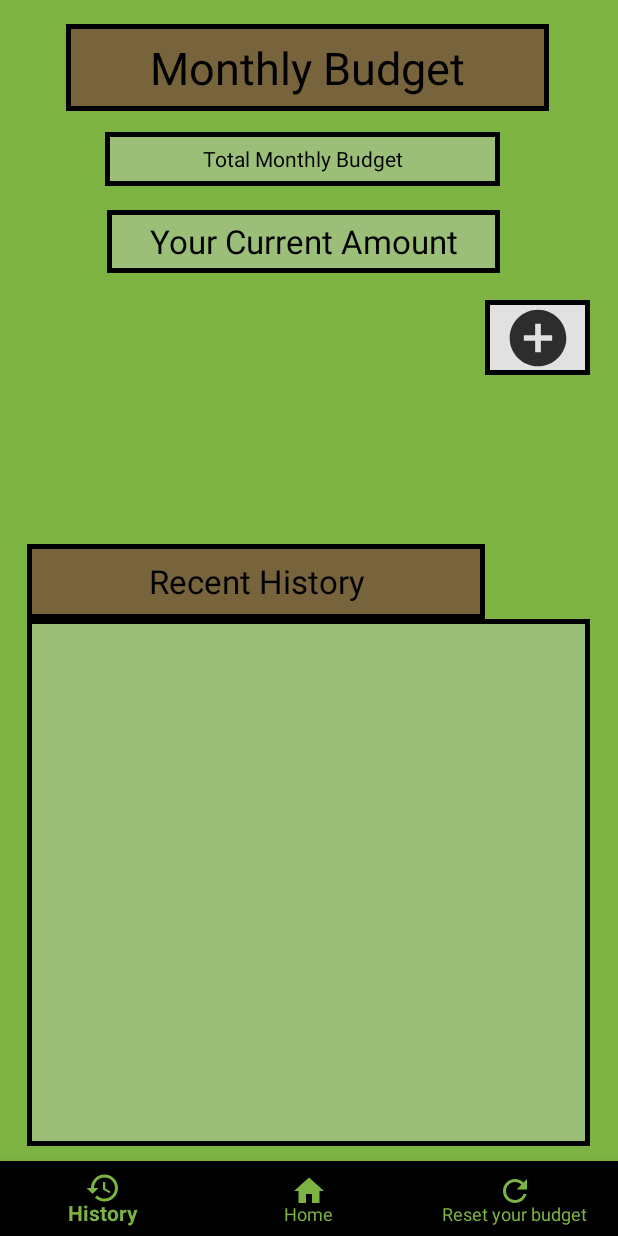
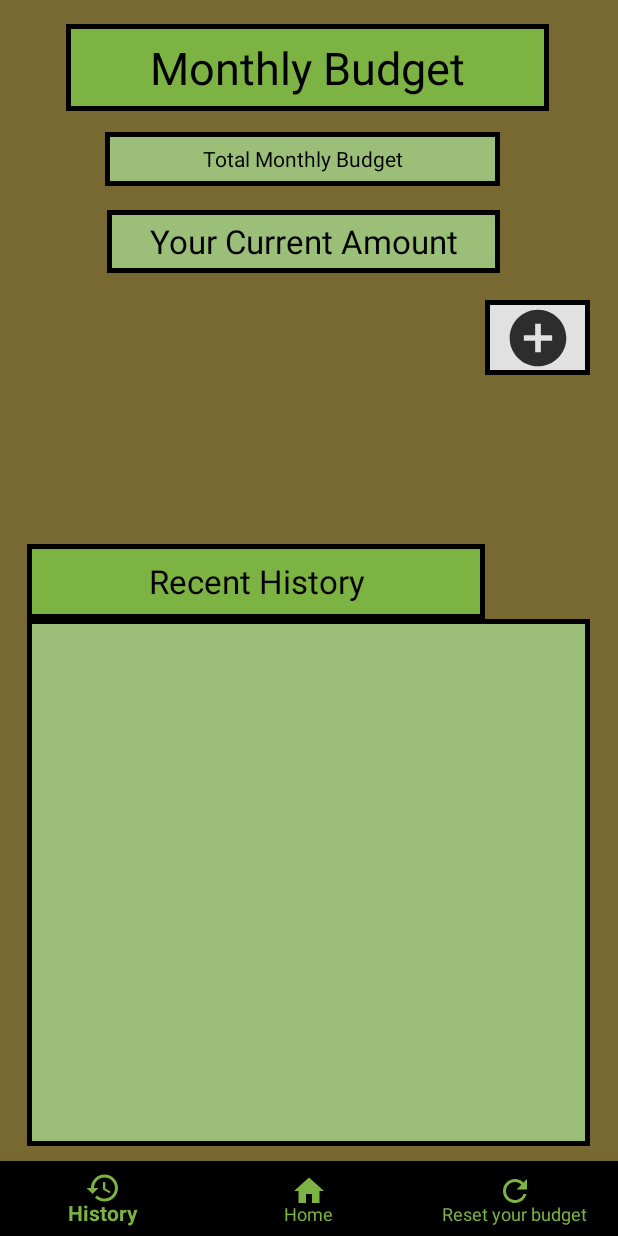
Before and after one commit to Elef1/cmsc436-final, an Android app: the layout activity_main_screen.xml on its own in the app's theme, with its tools: preview values and no code run, on a phone screen of 412 x 824 dp. Run offline under Robolectric (Android 15) with nearby library versions, the light colour scheme and no system bars.

Commit message:
final commit, app is completed

```diff
--- a/ExpenseTracker/app/src/main/AndroidManifest.xml
+++ b/ExpenseTracker/app/src/main/AndroidManifest.xml
@@ -4,6 +4,7 @@
 
     <application
         android:allowBackup="true"
+        android:screenOrientation="portrait"
         android:icon="@mipmap/ic_launcher"
         android:label="@string/app_name"
         android:roundIcon="@mipmap/ic_launcher_round"
--- a/ExpenseTracker/app/src/main/java/com/example/expensetracker/BelowBudgetPopup.kt
+++ b/ExpenseTracker/app/src/main/java/com/example/expensetracker/BelowBudgetPopup.kt
@@ -1,5 +1,4 @@
 package com.example.expensetracker
-
 
 import android.os.Bundle
 import android.view.LayoutInflater
@@ -18,5 +17,4 @@ class BelowBudgetPopup: DialogFragment() {
         return rootView
     }
 
-
 }
--- a/ExpenseTracker/app/src/main/java/com/example/expensetracker/History.kt
+++ b/ExpenseTracker/app/src/main/java/com/example/expensetracker/History.kt
@@ -1,11 +1,8 @@
 package com.example.expensetracker
 
-import android.content.Intent
 import androidx.appcompat.app.AppCompatActivity
 import android.os.Bundle
-import android.util.Log
 import android.view.Menu
-import android.widget.AdapterView
 import android.widget.ListView
 import com.google.android.material.bottomnavigation.BottomNavigationView
 
@@ -62,6 +59,4 @@ class History : AppCompatActivity() {
         return super.onCreateOptionsMenu(menu)
     }
 
-
-
 }
--- a/ExpenseTracker/app/src/main/java/com/example/expensetracker/HistoryListAdapter.kt
+++ b/ExpenseTracker/app/src/main/java/com/example/expensetracker/HistoryListAdapter.kt
@@ -39,5 +39,4 @@ class HistoryListAdapter(context: Context, listTransactions: ArrayList<Transacti
         //returns how each rows view will be
         return rowView
     }
-
 }
--- a/ExpenseTracker/app/src/main/java/com/example/expensetracker/WarningPopup.kt
+++ b/ExpenseTracker/app/src/main/java/com/example/expensetracker/WarningPopup.kt
@@ -1,5 +1,4 @@
 package com.example.expensetracker
-
 
 import android.os.Bundle
 import android.view.LayoutInflater
@@ -18,5 +17,4 @@ class WarningPopup: DialogFragment() {
         return rootView
     }
 
-
 }
--- a/ExpenseTracker/app/src/main/res/drawable-mdpi/recentborder2.xml
+++ b/ExpenseTracker/app/src/main/res/drawable-mdpi/recentborder2.xml
@@ -1,6 +1,6 @@
 <?xml version="1.0" encoding="utf-8"?>
 <shape xmlns:android="http://schemas.android.com/apk/res/android">
-    <solid android:color="@color/kiwiBrown" />
+    <solid android:color="#7CB342" />
     <stroke
         android:width="3dp"
         android:color="@color/colorBlack"
--- a/ExpenseTracker/app/src/main/res/layout/activity_main_screen.xml
+++ b/ExpenseTracker/app/src/main/res/layout/activity_main_screen.xml
@@ -4,7 +4,7 @@
     xmlns:tools="http://schemas.android.com/tools"
     android:layout_width="match_parent"
     android:layout_height="match_parent"
-    android:background="#7CB342"
+    android:background="@color/kiwiBrown"
     tools:context=".MainScreen">
 
     <TextView
@@ -13,9 +13,9 @@
         android:layout_marginStart="44dp"
         android:layout_marginTop="16dp"
         android:background="@drawable/recentborder2"
+        android:gravity="center"
         android:text="Monthly Budget"
         android:textAlignment="center"
-        android:gravity="center"
         android:textColor="#000000"
         android:textSize="30sp"
         app:layout_constraintStart_toStartOf="parent"
--- a/ExpenseTracker/app/src/main/res/layout/below_budget_popup.xml
+++ b/ExpenseTracker/app/src/main/res/layout/below_budget_popup.xml
@@ -10,7 +10,7 @@
         android:id="@+id/textView"
         android:layout_width="203dp"
         android:layout_height="103dp"
-        android:text="Below the budget amount! Cannot complete transaction"
+        android:text="Over the budget amount! Cannot complete the transaction!"
         android:textSize="22sp"
         android:textStyle="bold|italic"
         app:layout_constraintEnd_toEndOf="parent"
--- a/ExpenseTracker/app/src/main/res/layout/warning_popup.xml
+++ b/ExpenseTracker/app/src/main/res/layout/warning_popup.xml
@@ -10,7 +10,7 @@
         android:id="@+id/textView"
         android:layout_width="199dp"
         android:layout_height="83dp"
-        android:text="Careful,  below 25% of budget."
+        android:text="Warning! You're below 25% of your total budget!"
         android:textSize="22sp"
         android:textStyle="bold|italic"
         app:layout_constraintEnd_toEndOf="parent"
--- a/ExpenseTracker/app/src/main/res/values/colors.xml
+++ b/ExpenseTracker/app/src/main/res/values/colors.xml
@@ -6,5 +6,7 @@
     <color name="colorBlack">#000000</color>
     <color name="colorGreen">#90ee90</color>
     <color name="colorBlue">#a6e7ff</color>
-    <color name="kiwiBrown">#78643C</color>
+    <color name="kiwiBrown">#786932</color>
+    <color name="kiwiGreen">#9BBE78</color>
+    <color name="green">#7CB342</color>
 </resources>
```
Also changed, not shown: ExpenseTracker/app/src/main/java/com/example/expensetracker/MainActivity.kt (+2 -6 lines), ExpenseTracker/app/src/main/java/com/example/expensetracker/MainScreen.kt (+9 -12 lines).
